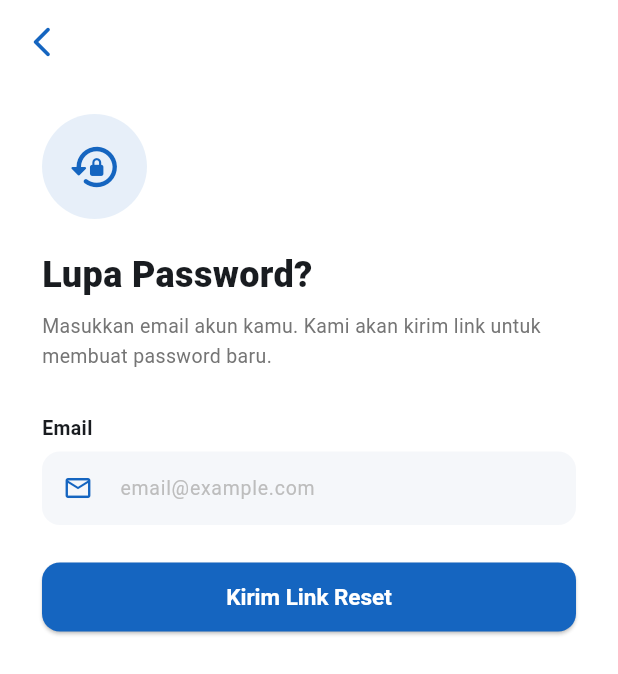
After one commit to wyvernid/TUTORIN, a Flutter app: the screen it shows after launch, after a tap on "Lupa Password?", on a phone screen of 412 x 824 dp. The commit adds this screen. Shown: the top 674 px of the screen. Run offline on Flutter 3.47's test engine with Material 3 defaults, Android fonts, the phone set to English and light mode, and no system bars; our stand-ins replace cloud_firestore, file_picker, firebase_auth, firebase_core, flutter_dotenv, flutter_map and 6 more; missing offline and left inert: syncfusion_flutter_pdfviewer; accounts and stored records are empty.

Commit message:
verify email, forgot password

```diff
--- /dev/null
+++ b/lib/screens/auth/forgot_password_screen.dart
@@ -0,0 +1,152 @@
+import 'package:flutter/material.dart';
+import '../../services/auth_service.dart';
+
+class ForgotPasswordScreen extends StatefulWidget {
+  const ForgotPasswordScreen({super.key});
+  @override
+  State<ForgotPasswordScreen> createState() => _State();
+}
+
+class _State extends State<ForgotPasswordScreen> {
+  final _emailCtrl = TextEditingController();
+  final _auth = AuthService();
+  bool _loading = false;
+  bool _terkirim = false;
+  String? _error;
+
+  void _kirim() async {
+    final email = _emailCtrl.text.trim();
+    if (email.isEmpty) {
+      setState(() => _error = 'Masukkan email kamu dulu');
+      return;
+    }
+    setState(() { _loading = true; _error = null; });
+    try {
+      await _auth.kirimResetPassword(email);
+      if (!mounted) return;
+      setState(() { _terkirim = true; _loading = false; });
+    } catch (e) {
+      String msg = e.toString();
+      if (msg.contains('invalid-email')) {
+        msg = 'Format email tidak valid';
+      } else if (msg.contains('network-request-failed')) {
+        msg = 'Tidak ada koneksi internet';
+      } else if (msg.contains('too-many-requests')) {
+        msg = 'Terlalu banyak percobaan, coba lagi nanti';
+      } else if (msg.contains('user-not-found')) {
+        // Tetap tampilkan sukses generik walau email tidak terdaftar,
+        // supaya orang lain tidak bisa "mengecek" email mana yang
+        // terdaftar di sistem lewat fitur ini (security best practice).
+        setState(() { _terkirim = true; _loading = false; });
+        return;
+      } else {
+        msg = 'Gagal mengirim email, coba lagi';
+      }
+      setState(() { _error = msg; _loading = false; });
+    }
+  }
+
+  @override
+  Widget build(BuildContext context) => Scaffold(
+    backgroundColor: Colors.white,
+    appBar: AppBar(
+      backgroundColor: Colors.white,
+      elevation: 0,
+      iconTheme: const IconThemeData(color: Color(0xFF1565C0)),
+      leading: IconButton(
+        icon: const Icon(Icons.arrow_back_ios_new_rounded),
+        onPressed: () => Navigator.pop(context))),
+    body: SafeArea(child: Padding(
+      padding: const EdgeInsets.symmetric(horizontal: 28),
+      child: _terkirim ? _buildSukses() : _buildForm())));
+
+  Widget _buildForm() => Column(
+    crossAxisAlignment: CrossAxisAlignment.start,
+    children: [
+      const SizedBox(height: 20),
+      Container(width: 70, height: 70,
+        decoration: BoxDecoration(color: const Color(0xFF1565C0).withOpacity(0.1), shape: BoxShape.circle),
+        child: const Icon(Icons.lock_reset_rounded, size: 36, color: Color(0xFF1565C0))),
+      const SizedBox(height: 20),
+      const Text('Lupa Password?',
+        style: TextStyle(fontSize: 24, fontWeight: FontWeight.w800)),
+      const SizedBox(height: 8),
+      Text('Masukkan email akun kamu. Kami akan kirim link untuk membuat password baru.',
+        style: TextStyle(fontSize: 13, color: Colors.grey[600], height: 1.5)),
+      const SizedBox(height: 28),
+      const Text('Email', style: TextStyle(fontSize: 13, fontWeight: FontWeight.w600)),
+      const SizedBox(height: 6),
+      TextField(
+        controller: _emailCtrl,
+        keyboardType: TextInputType.emailAddress,
+        style: const TextStyle(fontSize: 14),
+        decoration: InputDecoration(
+          hintText: 'email@example.com',
+          hintStyle: TextStyle(color: Colors.grey[400], fontSize: 13),
+          filled: true, fillColor: const Color(0xFFF5F7FA),
+          border: OutlineInputBorder(borderRadius: BorderRadius.circular(12), borderSide: BorderSide.none),
+          prefixIcon: const Icon(Icons.email_outlined, color: Color(0xFF1565C0), size: 20))),
+      if (_error != null) ...[
+        const SizedBox(height: 12),
+        Container(
+          padding: const EdgeInsets.all(10),
+          decoration: BoxDecoration(color: Colors.red[50], borderRadius: BorderRadius.circular(8)),
+          child: Row(children: [
+            const Icon(Icons.error_outline, color: Colors.red, size: 16),
+            const SizedBox(width: 8),
+            Expanded(child: Text(_error!,
+              style: const TextStyle(color: Colors.red, fontSize: 12))),
+          ])),
+      ],
+      const SizedBox(height: 24),
+      SizedBox(width: double.infinity,
+        child: ElevatedButton(
+          onPressed: _loading ? null : _kirim,
+          style: ElevatedButton.styleFrom(
+            backgroundColor: const Color(0xFF1565C0),
+            padding: const EdgeInsets.symmetric(vertical: 14),
+            shape: RoundedRectangleBorder(borderRadius: BorderRadius.circular(12))),
+          child: _loading
+              ? const SizedBox(height: 20, width: 20, child: CircularProgressIndicator(color: Colors.white, strokeWidth: 2))
+              : const Text('Kirim Link Reset', style: TextStyle(fontWeight: FontWeight.w700, fontSize: 15)))),
+      const SizedBox(height: 30),
+    ]);
+
+  Widget _buildSukses() => Column(
+    mainAxisAlignment: MainAxisAlignment.center,
+    children: [
+      Container(width: 90, height: 90,
+        decoration: BoxDecoration(color: Colors.green[50], shape: BoxShape.circle),
+        child: const Icon(Icons.mark_email_read_rounded, size: 46, color: Colors.green)),
+      const SizedBox(height: 24),
+      const Text('Email Terkirim!',
+        textAlign: TextAlign.center,
+        style: TextStyle(fontSize: 22, fontWeight: FontWeight.w800)),
+      const SizedBox(height: 10),
+      Text('Kami sudah mengirim link reset password ke:',
+        textAlign: TextAlign.center,
+        style: TextStyle(fontSize: 13, color: Colors.grey[600])),
+      const SizedBox(height: 4),
+      Text(_emailCtrl.text.trim(),
+        textAlign: TextAlign.center,
+        style: const TextStyle(fontSize: 14, fontWeight: FontWeight.w700, color: Color(0xFF1565C0))),
+      const SizedBox(height: 8),
+      Text('Buka email kamu, klik link reset password, buat password baru, lalu login lagi di sini.',
+        textAlign: TextAlign.center,
+        style: TextStyle(fontSize: 12, color: Colors.grey[500], height: 1.5)),
+      const SizedBox(height: 32),
+      SizedBox(width: double.infinity,
+        child: ElevatedButton(
+          onPressed: () => Navigator.pop(context),
+          style: ElevatedButton.styleFrom(
+            backgroundColor: const Color(0xFF1565C0),
+            padding: const EdgeInsets.symmetric(vertical: 14),
+            shape: RoundedRectangleBorder(borderRadius: BorderRadius.circular(12))),
+          child: const Text('Kembali ke Login', style: TextStyle(fontWeight: FontWeight.w700, fontSize: 15)))),
+      const SizedBox(height: 12),
+      TextButton(
+        onPressed: () => setState(() => _terkirim = false),
+        child: const Text('Tidak menerima email? Kirim ulang',
+          style: TextStyle(color: Color(0xFF1565C0), fontSize: 13))),
+    ]);
+}
--- a/lib/screens/auth/login_screen.dart
+++ b/lib/screens/auth/login_screen.dart
@@ -1,10 +1,13 @@
 import 'package:flutter/material.dart';
+// import 'package:firebase_auth/firebase_auth.dart';
 import '../../services/auth_service.dart';
 import '../student/student_home_screen.dart';
 import '../tutor/tutor_home_screen.dart';
 import '../admin/admin_home_screen.dart';
 import 'register_select_screen.dart';
 import 'tutor_pending_screen.dart';
+import 'verify_email_screen.dart';
+import 'forgot_password_screen.dart';
 
 class LoginScreen extends StatefulWidget {
   const LoginScreen({super.key});
@@ -31,6 +34,18 @@ class _LoginScreenState extends State<LoginScreen> {
         password: _passCtrl.text);
 
       if (!mounted) return;
+
+      // Cek status verifikasi email TERKINI dari server. Akun yang belum
+      // klik link verifikasi tidak boleh masuk ke halaman utama manapun,
+      // termasuk admin (admin dibuat manual jadi seharusnya selalu verified,
+      // tapi pengecekan ini tetap berlaku untuk semua role demi konsistensi).
+      final verified = await _auth.reloadDanCekEmailVerified();
+      if (!mounted) return;
+      if (!verified) {
+        Navigator.pushReplacement(context,
+          MaterialPageRoute(builder: (_) => VerifyEmailScreen(email: _emailCtrl.text.trim())));
+        return;
+      }
 
       Widget next;
       switch (user?.role) {
@@ -92,7 +107,7 @@ class _LoginScreenState extends State<LoginScreen> {
             child: Column(crossAxisAlignment: CrossAxisAlignment.start, children: [
               const Text('Email',
                 style: TextStyle(color: Colors.white, fontSize: 13, fontWeight: FontWeight.w600)),
-              const SizedBox(height: 8),
+              const SizedBox(height: 6),
               TextField(
                 controller: _emailCtrl,
                 keyboardType: TextInputType.emailAddress,
@@ -106,13 +121,14 @@ class _LoginScreenState extends State<LoginScreen> {
               const SizedBox(height: 16),
               const Text('Password',
                 style: TextStyle(color: Colors.white, fontSize: 13, fontWeight: FontWeight.w600)),
-              const SizedBox(height: 8),
+              const SizedBox(height: 6),
               TextField(
                 controller: _passCtrl,
                 obscureText: _obscure,
                 style: const TextStyle(fontSize: 14),
-                onSubmitted: (_) => _login(),
                 decoration: InputDecoration(
+                  hintText: '••••••••',
+                  hintStyle: TextStyle(color: Colors.grey[400], fontSize: 13),
                   filled: true, fillColor: Colors.white,
                   border: OutlineInputBorder(borderRadius: BorderRadius.circular(12), borderSide: BorderSide.none),
                   prefixIcon: const Icon(Icons.lock_outline, color: Color(0xFF1565C0), size: 20),
@@ -120,14 +136,24 @@ class _LoginScreenState extends State<LoginScreen> {
                     icon: Icon(_obscure ? Icons.visibility_off_outlined : Icons.visibility_outlined,
                       color: Colors.grey[500], size: 20),
                     onPressed: () => setState(() => _obscure = !_obscure)))),
+              Align(
+                alignment: Alignment.centerRight,
+                child: TextButton(
+                  onPressed: () => Navigator.push(context,
+                    MaterialPageRoute(builder: (_) => const ForgotPasswordScreen())),
+                  style: TextButton.styleFrom(
+                    padding: EdgeInsets.zero,
+                    minimumSize: const Size(0, 0),
+                    tapTargetSize: MaterialTapTargetSize.shrinkWrap),
+                  child: Text('Lupa Password?',
+                    style: TextStyle(color: Colors.white.withOpacity(0.85), fontSize: 12,
+                      decoration: TextDecoration.underline, decorationColor: Colors.white.withOpacity(0.85))))),
 
-              // Error
               if (_error != null) ...[
-                const SizedBox(height: 12),
+                const SizedBox(height: 14),
                 Container(
                   padding: const EdgeInsets.all(10),
-                  decoration: BoxDecoration(
-                    color: Colors.red[50], borderRadius: BorderRadius.circular(8)),
+                  decoration: BoxDecoration(color: Colors.red[50], borderRadius: BorderRadius.circular(8)),
                   child: Row(children: [
                     const Icon(Icons.error_outline, color: Colors.red, size: 16),
                     const SizedBox(width: 8),
@@ -152,12 +178,14 @@ class _LoginScreenState extends State<LoginScreen> {
                       : const Text('LOGIN',
                           style: TextStyle(fontWeight: FontWeight.w800, fontSize: 15, letterSpacing: 2)))),
             ])),
-          const SizedBox(height: 28),
+          const SizedBox(height: 20),
           GestureDetector(
-            onTap: () => Navigator.push(
-              context, MaterialPageRoute(builder: (_) => const RegisterSelectScreen())),
-            child: const Text('Belum punya akun? Daftar sekarang',
-              style: TextStyle(color: Color(0xFF1565C0), fontSize: 13, fontWeight: FontWeight.w600))),
+            onTap: () => Navigator.push(context,
+              MaterialPageRoute(builder: (_) => const RegisterSelectScreen())),
+            child: const Text.rich(TextSpan(children: [
+              TextSpan(text: 'Belum punya akun? ', style: TextStyle(color: Color(0xFF78909C), fontSize: 13)),
+              TextSpan(text: 'Daftar', style: TextStyle(color: Color(0xFF1565C0), fontSize: 13, fontWeight: FontWeight.w700)),
+            ]))),
           const SizedBox(height: 30),
         ]))));
 }
--- a/lib/screens/auth/register_tutor_screen.dart
+++ b/lib/screens/auth/register_tutor_screen.dart
@@ -2,8 +2,8 @@ import 'dart:io';
 import 'package:flutter/material.dart';
 import '../../services/auth_service.dart';
 import '../../services/storage_service.dart';
-import 'tutor_pending_screen.dart';
 import 'login_screen.dart';
+import 'verify_email_screen.dart';
 
 class RegisterTutorScreen extends StatefulWidget {
   const RegisterTutorScreen({super.key});
@@ -64,9 +64,12 @@ class _State extends State<RegisterTutorScreen> {
       await _auth.updateProfil(uid, {'cvUrl': cvUrl, 'portofolioUrl': portofolioUrl});
 
       if (!mounted) return;
-      // Tutor baru selalu isVerified=false (lihat AuthService.register) → harus
-      // lewat halaman menunggu verifikasi, bukan langsung ke TutorHomeScreen.
-      Navigator.pushReplacement(context, MaterialPageRoute(builder: (_) => const TutorPendingScreen()));
+      // AuthService.register() sudah mengirim email verifikasi & TIDAK
+      // logout user. Tutor baru harus verifikasi email DULU sebelum bisa
+      // melihat status verifikasi admin (TutorPendingScreen), jadi arahkan
+      // ke VerifyEmailScreen, bukan langsung ke TutorPendingScreen.
+      Navigator.pushReplacement(context,
+        MaterialPageRoute(builder: (_) => VerifyEmailScreen(email: _email.text.trim())));
     } catch (e) {
       setState(() { _error = 'Gagal mendaftar: $e'; _loading = false; });
     }
--- a/lib/screens/auth/splash_screen.dart
+++ b/lib/screens/auth/splash_screen.dart
@@ -7,6 +7,7 @@ import '../tutor/tutor_home_screen.dart';
 import '../admin/admin_home_screen.dart';
 import 'login_screen.dart';
 import 'tutor_pending_screen.dart';
+import 'verify_email_screen.dart';
 
 class SplashScreen extends StatefulWidget {
   const SplashScreen({super.key});
@@ -42,7 +43,20 @@ class _SplashScreenState extends State<SplashScreen>
       return;
     }
 
-    // Sudah login → cek role dari Firestore
+    // Sudah login tapi belum verifikasi email → tahan di halaman verifikasi,
+    // jangan biarkan masuk ke home manapun walau app baru dibuka ulang.
+    try {
+      final verified = await AuthService().reloadDanCekEmailVerified();
+      if (!mounted) return;
+      if (!verified) {
+        _goTo(VerifyEmailScreen(email: user.email ?? ''));
+        return;
+      }
+    } catch (e) {
+      debugPrint('SplashScreen email verify check error: $e');
+    }
+
+    // Sudah login & terverifikasi → cek role dari Firestore
     // Dibungkus try-catch supaya permission-denied tidak crash
     try {
       final data = await AuthService().getUserData(user.uid);
--- a/lib/services/auth_service.dart
+++ b/lib/services/auth_service.dart
@@ -17,6 +17,11 @@ class AuthService {
     final user = UserModel(uid: cred.user!.uid, nama: nama, email: email, role: role,
         usia: usia, keahlian: keahlian, pengalaman: pengalaman, isVerified: role == 'student');
     await _db.collection('users').doc(cred.user!.uid).set(user.toMap());
+    // Kirim email verifikasi (berisi link) ke alamat yang baru didaftarkan.
+    // Akun TETAP dibuat walau email belum diverifikasi — pengecekan
+    // emailVerified dilakukan terpisah di LoginScreen/SplashScreen sebelum
+    // user diizinkan masuk ke halaman utama.
+    await cred.user!.sendEmailVerification();
     return user;
   }
 
@@ -24,6 +29,32 @@ class AuthService {
     final cred = await _auth.signInWithEmailAndPassword(email: email, password: password);
     return getUserData(cred.user!.uid);
   }
+
+  /// Cek status verifikasi email TERKINI dari server Firebase (bukan cache
+  /// lokal), karena status emailVerified hanya berubah di server saat user
+  /// klik link di emailnya — perlu reload() supaya client tahu perubahannya.
+  Future<bool> reloadDanCekEmailVerified() async {
+    await _auth.currentUser?.reload();
+    return _auth.currentUser?.emailVerified ?? false;
+  }
+
+  bool get isEmailVerified => _auth.currentUser?.emailVerified ?? false;
+
+  /// Kirim ulang email verifikasi (dipakai di VerifyEmailScreen jika user
+  /// tidak menerima email pertama / link sudah kedaluwarsa).
+  Future<void> kirimUlangVerifikasi() async {
+    final user = _auth.currentUser;
+    if (user != null && !user.emailVerified) {
+      await user.sendEmailVerification();
+    }
+  }
+
+  /// Kirim email reset password (berisi link dari Firebase) ke alamat
+  /// yang diberikan. Tidak melempar error spesifik kalau email tidak
+  /// terdaftar — caller cukup tampilkan pesan sukses generik demi
+  /// menghindari kebocoran info "email ini terdaftar/tidak" (enumeration).
+  Future<void> kirimResetPassword(String email) =>
+      _auth.sendPasswordResetEmail(email: email);
 
   Future<UserModel?> getUserData(String uid) async {
     final doc = await _db.collection('users').doc(uid).get();
```
Also changed, not shown: lib/screens/auth/register_student_screen.dart (+9 -19 lines), lib/screens/auth/verify_email_screen.dart (added, +170 -0 lines).
